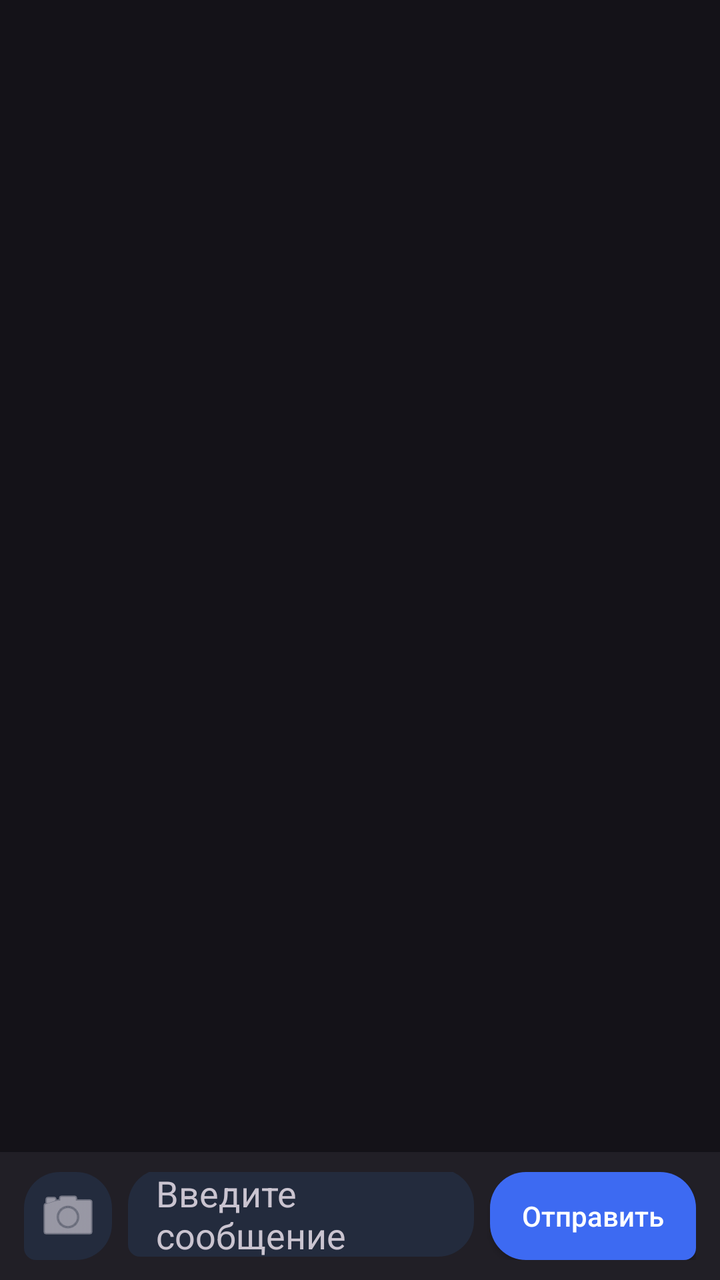
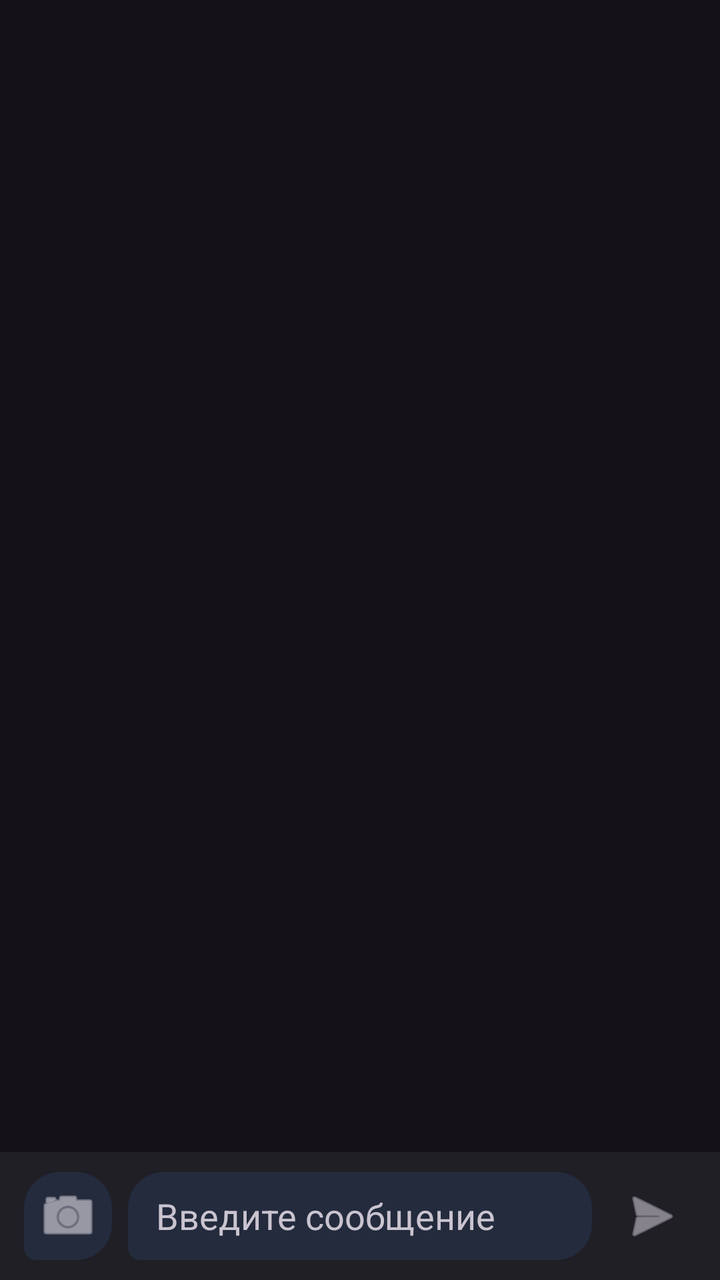

Compare the two renders of this Android layout. The source of the first and the diff that turns it into the second are given below.
<!-- AndroidManifest.xml: application theme Theme.GameChatAndroid -->
<!-- res/layout/fragment_chats.xml -->
<?xml version="1.0" encoding="utf-8"?>
<androidx.constraintlayout.widget.ConstraintLayout xmlns:android="http://schemas.android.com/apk/res/android"
    xmlns:app="http://schemas.android.com/apk/res-auto"
    android:layout_width="match_parent"
    android:layout_height="match_parent"
    android:background="?attr/colorSurface">

    <TextView
        android:id="@+id/chatDisplayName"
        android:layout_width="0dp"
        android:layout_height="wrap_content"
        android:layout_marginStart="16dp"
        android:layout_marginTop="12dp"
        android:layout_marginEnd="16dp"
        android:textColor="?attr/colorOnSurfaceVariant"
        android:textSize="14sp"
        app:layout_constraintEnd_toEndOf="parent"
        app:layout_constraintStart_toStartOf="parent"
        app:layout_constraintTop_toTopOf="parent" />

    <androidx.recyclerview.widget.RecyclerView
        android:id="@+id/messagesRecycler"
        android:layout_width="0dp"
        android:layout_height="0dp"
        android:clipToPadding="false"
        android:paddingStart="12dp"
        android:paddingTop="8dp"
        android:paddingEnd="12dp"
        android:paddingBottom="8dp"
        app:layout_constraintBottom_toTopOf="@id/composerContainer"
        app:layout_constraintEnd_toEndOf="parent"
        app:layout_constraintStart_toStartOf="parent"
        app:layout_constraintTop_toBottomOf="@id/chatDisplayName" />

    <LinearLayout
        android:id="@+id/composerContainer"
        android:layout_width="0dp"
        android:layout_height="wrap_content"
        android:background="?attr/colorSurfaceContainer"
        android:elevation="8dp"
        android:gravity="bottom"
        android:orientation="horizontal"
        android:paddingStart="12dp"
        android:paddingTop="10dp"
        android:paddingEnd="12dp"
        android:paddingBottom="10dp"
        app:layout_constraintBottom_toBottomOf="parent"
        app:layout_constraintEnd_toEndOf="parent"
        app:layout_constraintStart_toStartOf="parent">

        <ImageButton
            android:id="@+id/attachButton"
            android:layout_width="44dp"
            android:layout_height="44dp"
            android:layout_marginEnd="8dp"
            android:background="@drawable/bg_chat_bubble_incoming"
            android:contentDescription="@string/chat_attach_image"
            android:padding="10dp"
            android:src="@android:drawable/ic_menu_camera"
            android:tint="?attr/colorOnSurface" />

        <EditText
            android:id="@+id/messageInput"
            android:layout_width="0dp"
            android:layout_height="44dp"
            android:layout_weight="1"
            android:background="@drawable/bg_chat_bubble_incoming"
            android:hint="@string/chat_message_hint"
            android:imeOptions="actionSend"
            android:inputType="textCapSentences|textMultiLine"
            android:maxLines="4"
            android:minHeight="44dp"
            android:paddingStart="14dp"
            android:paddingEnd="14dp"
            android:textColor="?attr/colorOnSurface"
            android:textColorHint="?attr/colorOnSurfaceVariant" />

        <Button
            android:id="@+id/sendButton"
            android:layout_width="wrap_content"
            android:layout_height="44dp"
            android:layout_marginStart="8dp"
            android:background="@drawable/bg_chat_bubble_outgoing"
            android:minWidth="0dp"
            android:paddingStart="16dp"
            android:paddingEnd="16dp"
            android:text="@string/chat_send"
            android:textAllCaps="false"
            android:textColor="#FFFFFF" />

    </LinearLayout>

</androidx.constraintlayout.widget.ConstraintLayout>
<!-- resources referenced by this layout -->
<resources>
  <!-- drawable bg_chat_bubble_incoming (drawable) -->
  <?xml version="1.0" encoding="utf-8"?>
  <shape xmlns:android="http://schemas.android.com/apk/res/android" android:shape="rectangle">
      <solid android:color="#232B3D" />
      <corners
          android:topLeftRadius="18dp"
          android:topRightRadius="18dp"
          android:bottomLeftRadius="6dp"
          android:bottomRightRadius="18dp" />
  </shape>
  <!-- drawable bg_chat_bubble_outgoing (drawable) -->
  <?xml version="1.0" encoding="utf-8"?>
  <shape xmlns:android="http://schemas.android.com/apk/res/android" android:shape="rectangle">
      <solid android:color="#3D6AF2" />
      <corners
          android:topLeftRadius="18dp"
          android:topRightRadius="18dp"
          android:bottomLeftRadius="18dp"
          android:bottomRightRadius="6dp" />
  </shape>
  <string name="chat_attach_image">Прикрепить изображение</string>
  <string name="chat_message_hint">Введите сообщение</string>
  <string name="chat_send">Отправить</string>
  <style name="Theme.GameChatAndroid" parent="Theme.Material3.Dark.NoActionBar">
          <item name="colorPrimary">#7AA2FF</item>
          <item name="colorOnPrimary">#0B1220</item>
          <item name="colorPrimaryContainer">#7AA2FF</item>
          <item name="colorOnPrimaryContainer">#0B1220</item>
          <item name="android:statusBarColor">?attr/colorSurface</item>
          <item name="android:navigationBarColor">?attr/colorSurface</item>
      </style>
</resources>

<!-- the commit's change to res/layout/fragment_chats.xml (unified diff, before → after) -->
@@ -75,18 +75,16 @@
             android:textColor="?attr/colorOnSurface"
             android:textColorHint="?attr/colorOnSurfaceVariant" />
 
-        <Button
+        <ImageButton
             android:id="@+id/sendButton"
-            android:layout_width="wrap_content"
+            android:layout_width="44dp"
             android:layout_height="44dp"
             android:layout_marginStart="8dp"
-            android:background="@drawable/bg_chat_bubble_outgoing"
-            android:minWidth="0dp"
-            android:paddingStart="16dp"
-            android:paddingEnd="16dp"
-            android:text="@string/chat_send"
-            android:textAllCaps="false"
-            android:textColor="#FFFFFF" />
+            android:background="?attr/selectableItemBackgroundBorderless"
+            android:contentDescription="@string/chat_send"
+            android:padding="8dp"
+            android:src="@android:drawable/ic_menu_send"
+            android:tint="?attr/colorOnSurfaceVariant" />
 
     </LinearLayout>
 
<!-- resource entries referenced after the edit -->
@@ -9,16 +9,6 @@
           android:topRightRadius="18dp"
           android:bottomLeftRadius="6dp"
           android:bottomRightRadius="18dp" />
-  </shape>
-  <!-- drawable bg_chat_bubble_outgoing (drawable) -->
-  <?xml version="1.0" encoding="utf-8"?>
-  <shape xmlns:android="http://schemas.android.com/apk/res/android" android:shape="rectangle">
-      <solid android:color="#3D6AF2" />
-      <corners
-          android:topLeftRadius="18dp"
-          android:topRightRadius="18dp"
-          android:bottomLeftRadius="18dp"
-          android:bottomRightRadius="6dp" />
   </shape>
   <string name="chat_attach_image">Прикрепить изображение</string>
   <string name="chat_message_hint">Введите сообщение</string>
